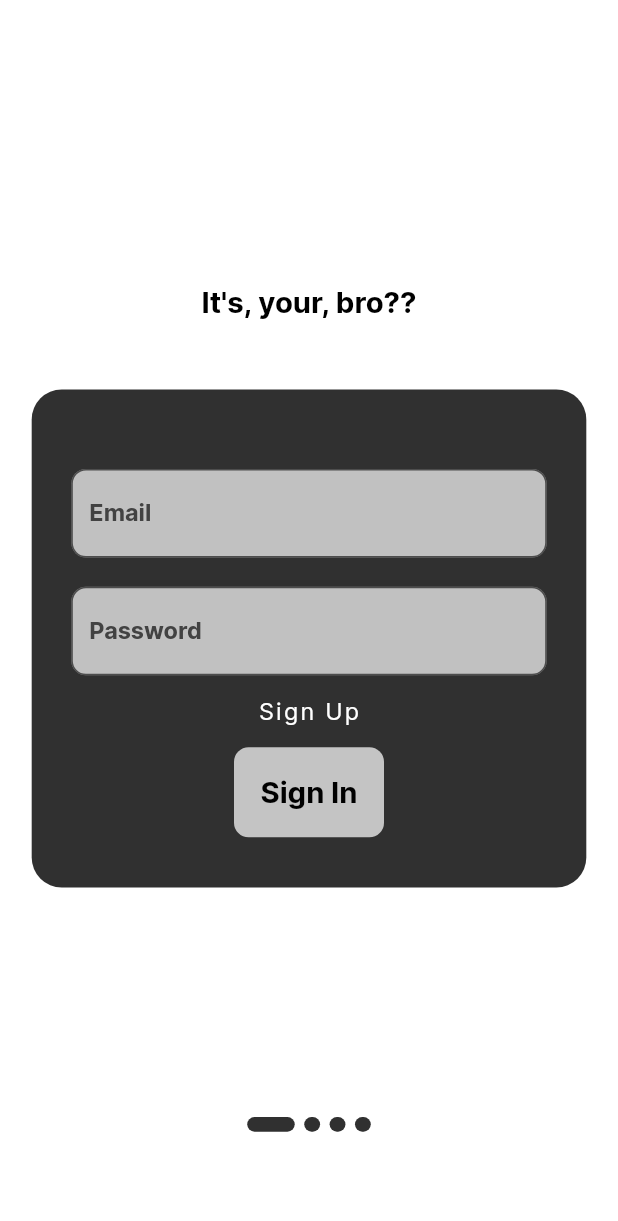
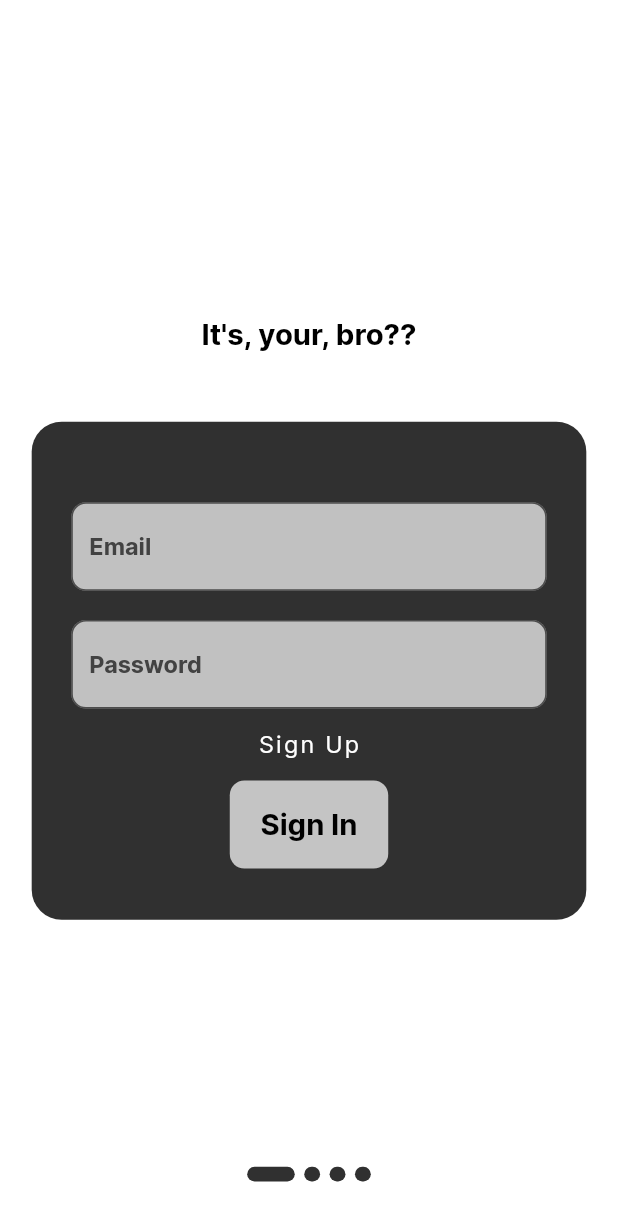
Before and after one commit to DelayStepback/shake_and_sip_app, a Flutter app: the screen it shows after launch, after a tap on "Sign In", on a phone screen of 412 x 824 dp. Shown: the top 1221 px of the screen. Run offline on Flutter 3.47's test engine with Material 2 defaults, Android fonts, the phone set to English and light mode, and no system bars; our stand-ins replace bloc, cloud_firestore, dio, firebase_auth, firebase_core, flutter_animate and 5 more; accounts and stored records are empty.

Commit message:
fix: padding for indicator auth

```diff
--- a/lib/features/presentation/welcome_page/pages/pages.dart
+++ b/lib/features/presentation/welcome_page/pages/pages.dart
@@ -114,7 +114,8 @@
 
   @override
   Widget build(BuildContext context) {
-    return Center(
+    return SingleChildScrollView(
+      child: Center(
         child: Column(
           mainAxisAlignment: MainAxisAlignment.center,
           children: [
@@ -163,6 +164,7 @@
             ),
           ],
         ),
+      ),
     );
   }
 }
--- a/lib/features/presentation/welcome_page/pages/widgets/sign_in_widget.dart
+++ b/lib/features/presentation/welcome_page/pages/widgets/sign_in_widget.dart
@@ -137,8 +137,8 @@
 
                     },
                     child: Container(
-                      width: 100,
-                      height: 60,
+                      width: 100.w,
+                      height: 60.h,
                       decoration: (
                           BoxDecoration(
                             borderRadius: BorderRadius.circular(10.0).r,
--- a/lib/features/presentation/welcome_page/welcome_page.dart
+++ b/lib/features/presentation/welcome_page/welcome_page.dart
@@ -37,7 +37,7 @@
       body: SafeArea(
         child: SingleChildScrollView(
           child: SizedBox(
-            height: 800.h,
+            height: MediaQuery.of(context).size.height,
             child: Stack(
               children: [
                 PageView(
@@ -55,7 +55,7 @@
                   ],
                 ),
                 Padding(
-                  padding: const EdgeInsets.only(bottom: 24).r,
+                  padding: const EdgeInsets.only(bottom: 34).r,
                   child: Container(
                     alignment: Alignment.bottomCenter,
                     child: Row(
```
Also changed, not shown: lib/features/presentation/welcome_page/pages/auth_page.dart (+4 -3 lines). Lines whose indentation alone changed are shown as unchanged.
